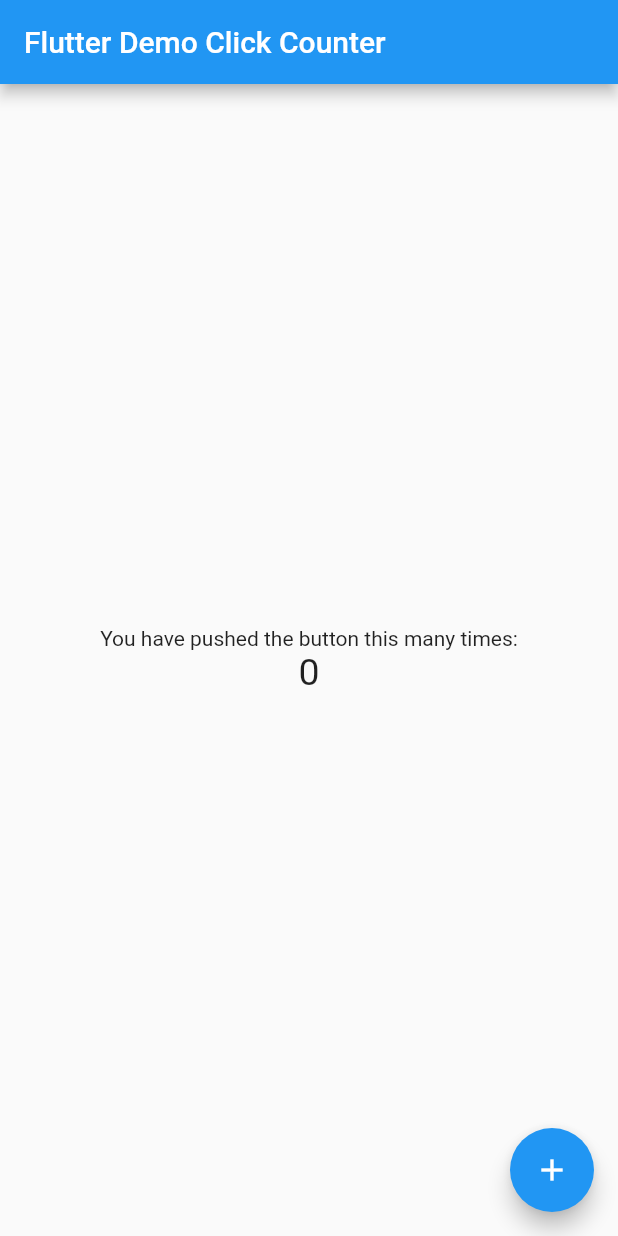
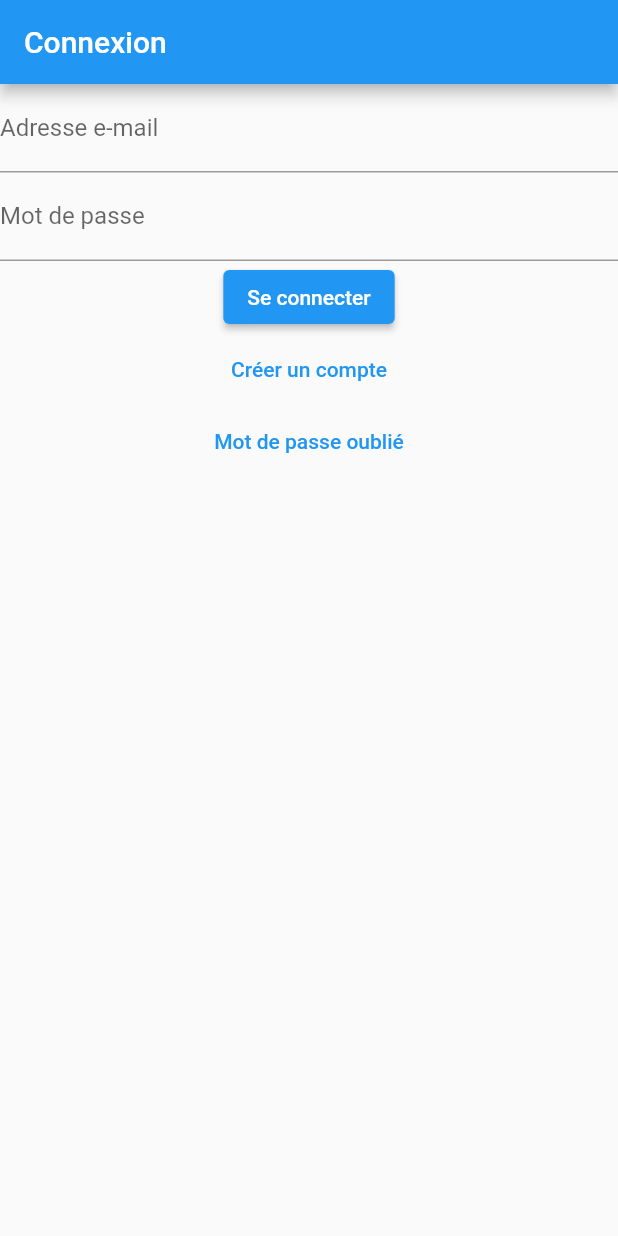
Before and after one commit to GDev-Karl/ChatApp, a Flutter app: the screen it shows after launch, on a phone screen of 412 x 824 dp. Run offline on Flutter 3.47's test engine with Material 2 defaults, Android fonts, the phone set to English and light mode, and no system bars.

Commit message:
the main fonction

```diff
--- a/lib/main.dart
+++ b/lib/main.dart
@@ -1,91 +1,80 @@
 import 'package:flutter/material.dart';
+import 'connexion/login.dart';
+import 'connexion/signin.dart';
+import 'connexion/reset_password.dart';
 
-void main() => runApp(MyApp());
+void main() {
+  runApp(MyApp());
+}
 
 class MyApp extends StatelessWidget {
-  const MyApp({super.key});
-  static const String _title = 'Flutter Stateful Clicker Counter';
-  // This widget is the root of your application.
   @override
   Widget build(BuildContext context) {
     return MaterialApp(
-      title: _title,
+      title: 'Mon application de chat',
       theme: ThemeData(
         primarySwatch: Colors.blue,
       ),
-      home: MyHomePage(),
+      home: LoginPage(),
     );
   }
 }
 
-class MyHomePage extends StatefulWidget {
-  const MyHomePage({super.key});
-  // This widget is the home page of your application. It is stateful, meaning
-  // that it has a State object (defined below) that contains fields that affect
-  // how it looks.
-  // This class is the configuration for the state.
-  @override
-  _MyHomePageState createState() => _MyHomePageState();
-}
-
-class _MyHomePageState extends State<MyHomePage> {
-  int _counter = 0;
-
-  void _incrementCounter() {
-    setState(() {
-      // This call to setState tells the Flutter framework that something has
-      // changed in this State, which causes it to rerun the build method below
-      // so that the display can reflect the updated values. If we changed
-      // _counter without calling setState(), then the build method would not be
-      // called again, and so nothing would appear to happen.
-      _counter++;
-    });
-  }
+class LoginPage extends StatelessWidget {
+  final TextEditingController emailController = TextEditingController();
+  final TextEditingController passwordController = TextEditingController();
 
   @override
   Widget build(BuildContext context) {
-    // This method is rerun every time setState is called, for instance as done
-    // by the _incrementCounter method above.
-    //
-    // The Flutter framework has been optimized to make rerunning build methods
-    // fast, so that you can just rebuild anything that needs updating rather
-    // than having to individually change instances of widgets.
     return Scaffold(
       appBar: AppBar(
-        // Here we take the value from the MyHomePage object that was created by
-        // the App.build method, and use it to set our appbar title.
-        title: Text('Flutter Demo Click Counter'),
+        title: Text('Connexion'),
       ),
       body: Center(
-        // Center is a layout widget. It takes a single child and positions it
-        // in the middle of the parent.
         child: Column(
-          // Column is also a layout widget. It takes a list of children and
-          // arranges them vertically. By default, it sizes itself to fit its
-          // children horizontally, and tries to be as tall as its parent.
-          //
-          // Column has various properties to control how it sizes itself and
-          // how it positions its children. Here we use mainAxisAlignment to
-          // center the children vertically; the main axis here is the vertical
-          // axis because Columns are vertical (the cross axis would be
-          // horizontal).
-          mainAxisAlignment: MainAxisAlignment.center,
-          children: <Widget>[
-            Text(
-              'You have pushed the button this many times:',
+          children: [
+            TextField(
+              controller: emailController,
+              decoration: InputDecoration(
+                labelText: 'Adresse e-mail',
+              ),
             ),
-            Text(
-              '$_counter',
-              style: TextStyle(fontSize: 25),
+            TextField(
+              controller: passwordController,
+              obscureText: true,
+              decoration: InputDecoration(
+                labelText: 'Mot de passe',
+              ),
+            ),
+            ElevatedButton(
+              onPressed: () {
+                String email = emailController.text;
+                String password = passwordController.text;
+                signInWithEmailAndPassword(email, password);
+              },
+              child: Text('Se connecter'),
+            ),
+            TextButton(
+              onPressed: () {
+                Navigator.push(
+                  context,
+                  MaterialPageRoute(builder: (context) => SigninPage()),
+                );
+              },
+              child: Text('Créer un compte'),
+            ),
+            TextButton(
+              onPressed: () {
+                Navigator.push(
+                  context,
+                  MaterialPageRoute(builder: (context) => ResetPasswordPage()),
+                );
+              },
+              child: Text('Mot de passe oublié'),
             ),
           ],
         ),
       ),
-      floatingActionButton: FloatingActionButton(
-        onPressed: _incrementCounter,
-        tooltip: 'Increment',
-        child: Icon(Icons.add),
-      ),
     );
   }
 }
```
